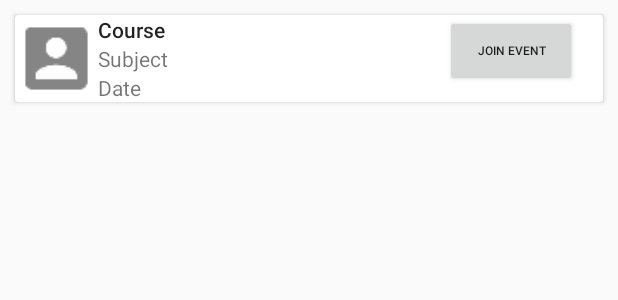
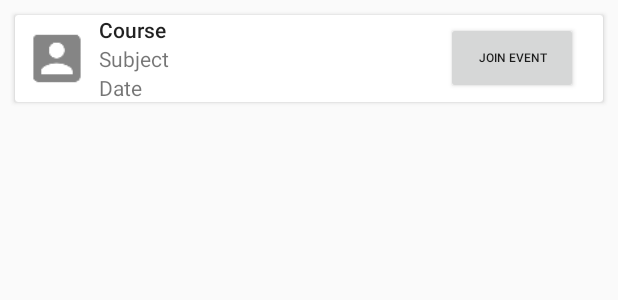
Before and after one commit to Leksha/StudyBuddy, an Android app: the layout event_cardview.xml on its own in the app's theme, with its tools: preview values and no code run, on a phone screen of 412 x 824 dp. Shown: the top 300 px of the screen. Run offline under Robolectric (Android 15) with nearby library versions, the phone set to English and light mode, and no system bars.

Commit message:
Modified the cardview

```diff
--- a/StudyBuddy/app/src/main/java/uw/studybuddy/HomePageFragments/HomePage.java
+++ b/StudyBuddy/app/src/main/java/uw/studybuddy/HomePageFragments/HomePage.java
@@ -110,7 +110,7 @@ public class HomePage extends Fragment {
         // Create the courses tabs
         setupCoursesTabs(rootView);
 
-        buttons[1].callOnClick();
+        buttons[0].callOnClick();
         mCoursesTabLayout.getTabAt(coursesTabItems.length-1).select();
 //        coursesTabItems[coursesTabItems.length - 1].select();
         return rootView;
--- a/StudyBuddy/app/src/main/res/layout/event_cardview.xml
+++ b/StudyBuddy/app/src/main/res/layout/event_cardview.xml
@@ -14,13 +14,16 @@
 
         <ImageView
             android:id="@+id/EventUserImage"
-            android:layout_width="55dp"
-            android:layout_height="match_parent"
-            app:srcCompat="@drawable/account_icon" />
+            android:layout_width="45dp"
+            android:layout_height="42dp"
+            android:layout_marginLeft="5dp"
+            android:layout_gravity="center_vertical"
+            app:srcCompat="@drawable/account_icon"/>
 
         <LinearLayout
             android:layout_width="match_parent"
             android:layout_height="wrap_content"
+            android:layout_marginLeft="5dp"
             android:orientation="vertical">
 
             <TextView
@@ -47,7 +50,8 @@
 
         <LinearLayout
             android:layout_width="wrap_content"
-            android:layout_height="wrap_content">
+            android:layout_height="wrap_content"
+            android:layout_gravity="center_vertical">
 
             <Button
                 android:id="@+id/BjoinEvent"
```
